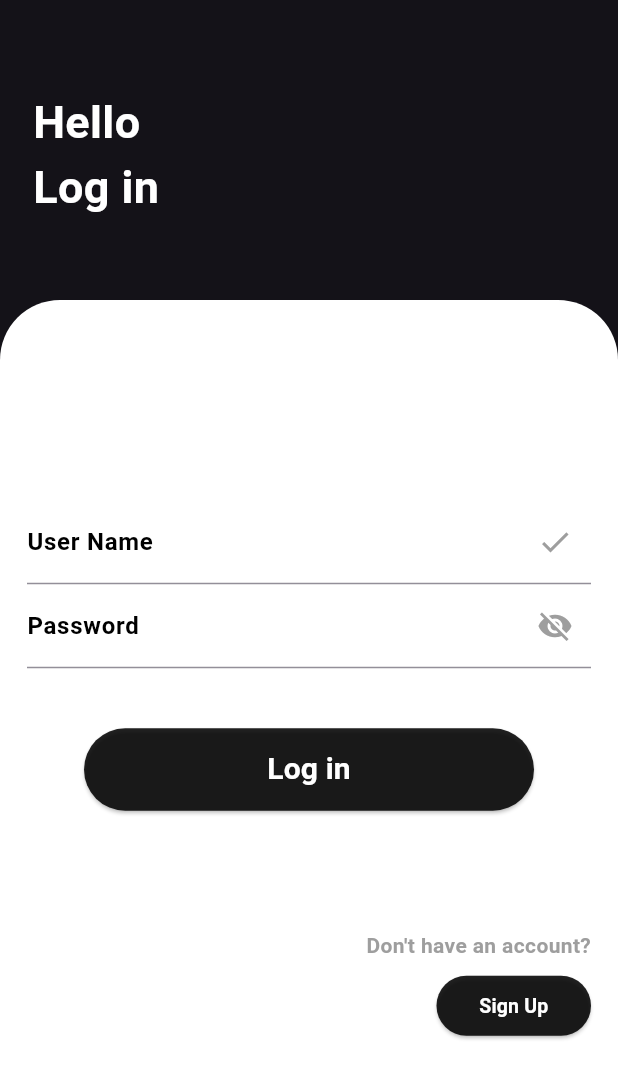
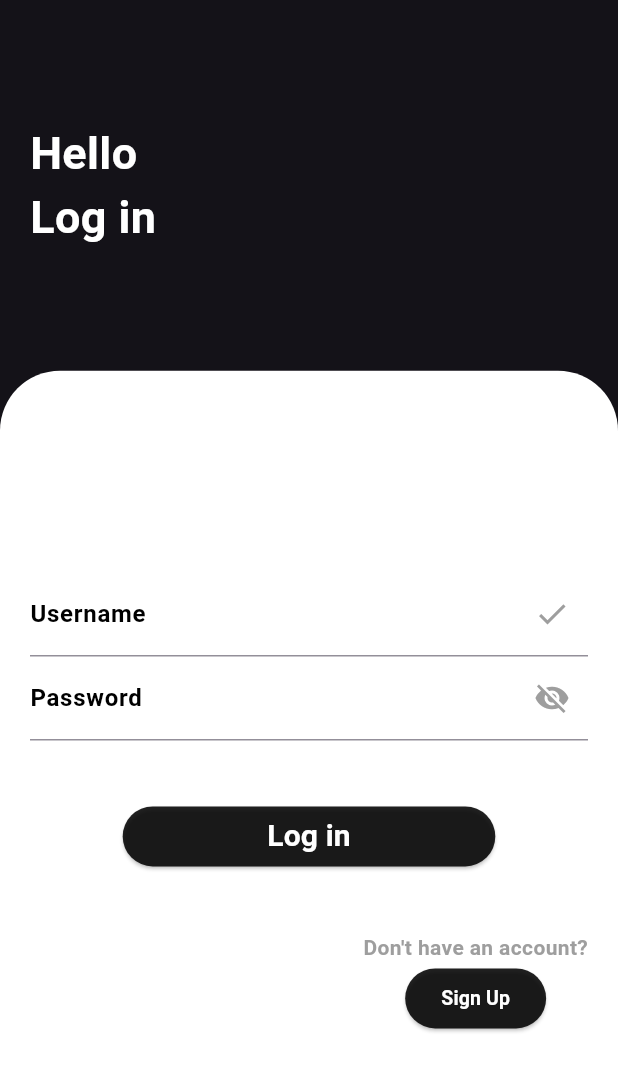
Before and after one commit to ZeynepSudeOgan/BookApp, a Flutter app: the screen it shows after launch, on a phone screen of 412 x 824 dp. Shown: the top 1079 px of the screen. Run offline on Flutter 3.47's test engine with Material 3 defaults, Android fonts, the phone set to English and light mode, and no system bars; our stand-ins replace async_builder, curved_navigation_bar, flutter_rating_bar; accounts and stored records are empty.

Commit message:
login page responsivity problem fix

```diff
--- a/lib/pages/author_page.dart
+++ b/lib/pages/author_page.dart
@@ -18,7 +18,7 @@ class _AuthorPageState extends State<AuthorPage> {
   void initState() {
     super.initState();
     isLoading = true;
-    DataManager.getBooksByAuthorId(widget.authorId).then((value) {
+    DataManager.getBookSimplesByAuthorId(widget.authorId).then((value) {
       setState(() {
         books = value;
         isLoading = false;
--- a/lib/pages/login_page.dart
+++ b/lib/pages/login_page.dart
@@ -1,6 +1,7 @@
 import 'package:db_project/pages/register_page.dart';
 import 'package:db_project/pages/splash_screen.dart';
 import 'package:db_project/utils/data_manager.dart';
+import 'package:flutter/cupertino.dart';
 import 'package:flutter/material.dart';
 import 'package:flutter/widgets.dart';
 
@@ -14,14 +15,19 @@ class LoginPage extends StatefulWidget {
 class _LoginPageState extends State<LoginPage> {
   TextEditingController usernameController = TextEditingController();
   TextEditingController passwordController = TextEditingController();
+  EdgeInsets horizontalPadding = const EdgeInsets.symmetric(horizontal: 20);
   @override
   Widget build(BuildContext context) {
-    return Scaffold(
-      body: Stack(children: [
-        Container(
-          child: const Padding(
-            padding: EdgeInsets.only(top: 60.0, left: 22),
-            child: Text(
+    return SafeArea(
+      child: Scaffold(
+        body: Column(crossAxisAlignment: CrossAxisAlignment.start, children: [
+          Expanded(
+            flex: 3,
+            child: Align(
+              alignment: Alignment.centerLeft,
+              child: Padding(
+                padding: horizontalPadding,
+                child: const Text(
                   "Hello\nLog in",
                   style: TextStyle(
                       fontSize: 30,
@@ -30,18 +36,25 @@ class _LoginPageState extends State<LoginPage> {
                 ),
               ),
             ),
-        Padding(
-          padding: const EdgeInsets.only(top: 200),
-          child: Container(
+          ),
+          Expanded(
+            flex: 7,
+            child: mainWidget(context),
+          ),
+        ]),
+      ),
+    );
+  }
+
+  Widget mainWidget(BuildContext context) {
+    return Container(
       decoration: const BoxDecoration(
         borderRadius: BorderRadius.only(
             topLeft: Radius.circular(40), topRight: Radius.circular(40)),
         color: Colors.white,
       ),
-            height: double.infinity,
-            width: double.infinity,
       child: Padding(
-              padding: const EdgeInsets.only(left: 18, right: 18),
+        padding: horizontalPadding,
         child: Column(
           mainAxisAlignment: MainAxisAlignment.center,
           children: [
@@ -55,7 +68,7 @@ class _LoginPageState extends State<LoginPage> {
                     color: Colors.grey,
                   ),
                   label: Text(
-                          "User Name",
+                    "Username",
                     style: TextStyle(
                       fontWeight: FontWeight.bold,
                       color: Colors.black,
@@ -79,10 +92,12 @@ class _LoginPageState extends State<LoginPage> {
                     ),
                   )),
             ),
-                  const SizedBox(height: 40),
-                  SizedBox(
-                    height: 55,
-                    width: 300,
+            Padding(
+              padding: EdgeInsets.symmetric(
+                  horizontal: MediaQuery.of(context).size.width * .15,
+                  vertical: 40),
+              child: SizedBox(
+                width: MediaQuery.of(context).size.width,
                 child: ElevatedButton(
                   onPressed: () async {
                     var response = await DataManager.isValidAccount(
@@ -108,34 +123,30 @@ class _LoginPageState extends State<LoginPage> {
                   ),
                 ),
               ),
-                  const SizedBox(height: 80),
-                  const Align(
-                    alignment: Alignment.bottomRight,
-                    child: Column(
-                      mainAxisAlignment: MainAxisAlignment.end,
-                      crossAxisAlignment: CrossAxisAlignment.end,
-                      children: [
-                        Text(
-                          "Don't have an account?",
-                          style: TextStyle(
-                              fontWeight: FontWeight.bold, color: Colors.grey),
-                        )
+            ),
+            Align(
+              alignment: Alignment.centerRight,
+              child: signUpGroup(context),
+            ),
           ],
         ),
       ),
-                  const SizedBox(height: 10),
-                  Padding(
-                    padding: const EdgeInsets.only(left: 273),
-                    child: SizedBox(
-                      height: 40,
-                      width: 200,
-                      child: ElevatedButton(
+    );
+  }
+
+  Widget signUpGroup(BuildContext context) {
+    return Column(
+      children: [
+        const Text(
+          "Don't have an account?",
+          style: TextStyle(fontWeight: FontWeight.bold, color: Colors.grey),
+        ),
+        ElevatedButton(
           onPressed: () {
             Navigator.of(context).push(MaterialPageRoute(
               builder: (context) => const RegisterPage(),
             ));
           },
-
           style: ElevatedButton.styleFrom(
             backgroundColor: Colors.black87,
             shape: RoundedRectangleBorder(
@@ -145,22 +156,10 @@ class _LoginPageState extends State<LoginPage> {
           child: const Text(
             "Sign Up",
             style: TextStyle(
-                              fontWeight: FontWeight.bold,
-                              fontSize: 13,
-                              color: Colors.white),
+                fontWeight: FontWeight.bold, fontSize: 13, color: Colors.white),
           ),
         ),
-                    ),
-                  ),
-
-
-
       ],
-              ),
-            ),
-          ),
-        ),
-      ]),
     );
   }
 }
--- a/lib/utils/data_manager.dart
+++ b/lib/utils/data_manager.dart
@@ -223,7 +223,8 @@ class DataManager {
     return;
   }
 
-  static Future<List<BookSimple>> getBooksByAuthorId(int? authorId) async {
+  static Future<List<BookSimple>> getBookSimplesByAuthorId(
+      int? authorId) async {
     return await getAllBooksSimply();
   }
 
```
Lines whose indentation alone changed are shown as unchanged.
